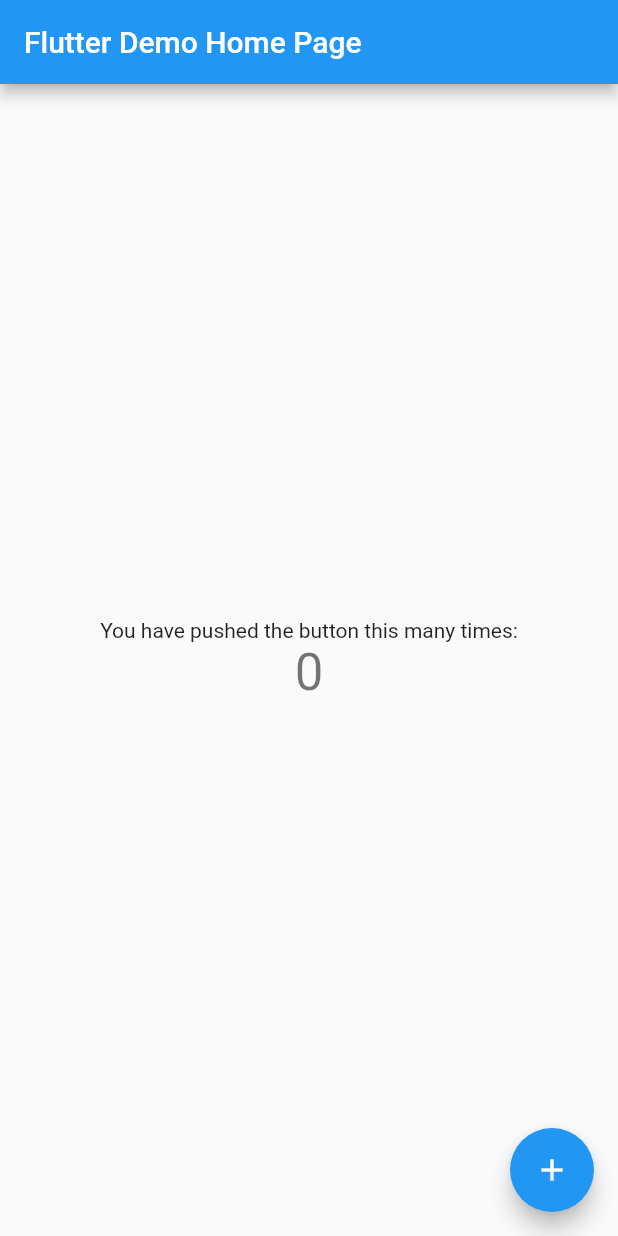
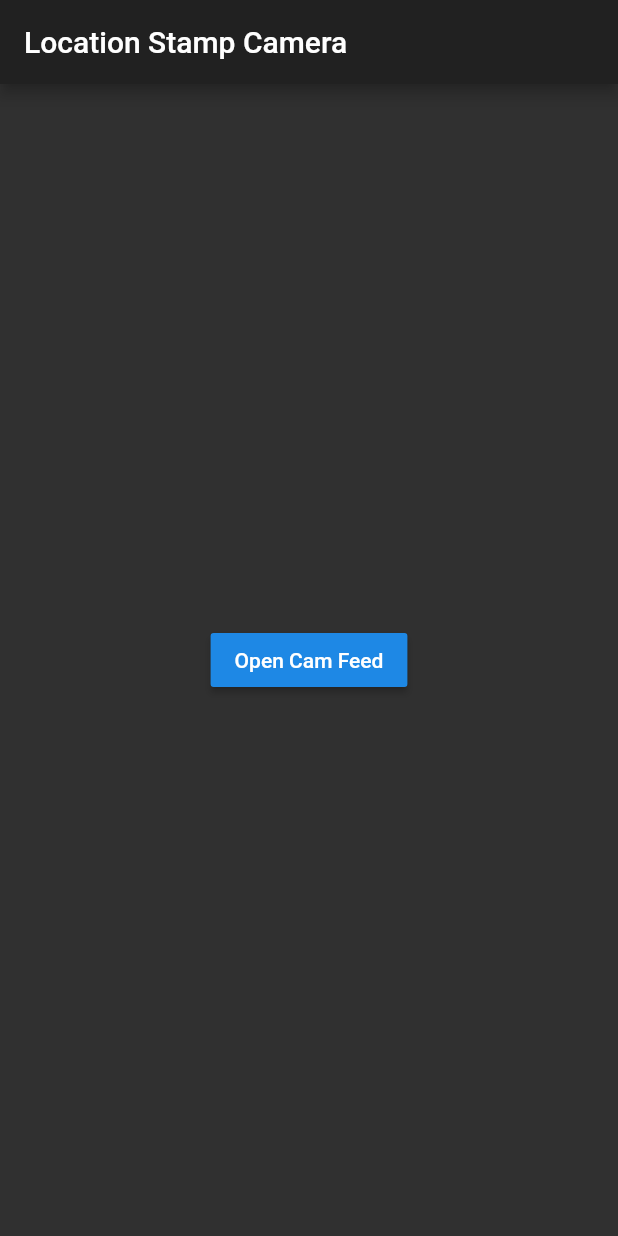
Before and after one commit to chitranshjeengar/location_stamp_camera_app, a Flutter app: the screen it shows after launch, on a phone screen of 412 x 824 dp. Run offline on Flutter 3.47's test engine with Material 2 defaults, Android fonts, the phone set to English and light mode, and no system bars; our stand-ins replace camera, image_picker; missing offline and left inert: device_apps.

Commit message:
Integrated Stock Camera feed & image capturing

```diff
--- a/lib/main.dart
+++ b/lib/main.dart
@@ -1,117 +1,18 @@
 import 'package:flutter/material.dart';
+import 'package:locationstampapp/main_screen.dart';
+import 'package:camera/camera.dart';
 
-void main() {
-  runApp(MyApp());
+// List<CameraDescription> cameras;
+Future<void> main() async {
+  WidgetsFlutterBinding.ensureInitialized();
+  // cameras = await availableCameras();
+  // final primaryCam = cameras.first;
+  // final secondaryCam = cameras[1];
+  // print('Camera Details - ' + cameras.toString());
+  runApp(
+    MaterialApp(
+      theme: ThemeData.dark(),
+      home: MainScreen(),
+    ),
+  );
 }
-
-class MyApp extends StatelessWidget {
-  // This widget is the root of your application.
-  @override
-  Widget build(BuildContext context) {
-    return MaterialApp(
-      title: 'Flutter Demo',
-      theme: ThemeData(
-        // This is the theme of your application.
-        //
-        // Try running your application with "flutter run". You'll see the
-        // application has a blue toolbar. Then, without quitting the app, try
-        // changing the primarySwatch below to Colors.green and then invoke
-        // "hot reload" (press "r" in the console where you ran "flutter run",
-        // or simply save your changes to "hot reload" in a Flutter IDE).
-        // Notice that the counter didn't reset back to zero; the application
-        // is not restarted.
-        primarySwatch: Colors.blue,
-        // This makes the visual density adapt to the platform that you run
-        // the app on. For desktop platforms, the controls will be smaller and
-        // closer together (more dense) than on mobile platforms.
-        visualDensity: VisualDensity.adaptivePlatformDensity,
-      ),
-      home: MyHomePage(title: 'Flutter Demo Home Page'),
-    );
-  }
-}
-
-class MyHomePage extends StatefulWidget {
-  MyHomePage({Key key, this.title}) : super(key: key);
-
-  // This widget is the home page of your application. It is stateful, meaning
-  // that it has a State object (defined below) that contains fields that affect
-  // how it looks.
-
-  // This class is the configuration for the state. It holds the values (in this
-  // case the title) provided by the parent (in this case the App widget) and
-  // used by the build method of the State. Fields in a Widget subclass are
-  // always marked "final".
-
-  final String title;
-
-  @override
-  _MyHomePageState createState() => _MyHomePageState();
-}
-
-class _MyHomePageState extends State<MyHomePage> {
-  int _counter = 0;
-
-  void _incrementCounter() {
-    setState(() {
-      // This call to setState tells the Flutter framework that something has
-      // changed in this State, which causes it to rerun the build method below
-      // so that the display can reflect the updated values. If we changed
-      // _counter without calling setState(), then the build method would not be
-      // called again, and so nothing would appear to happen.
-      _counter++;
-    });
-  }
-
-  @override
-  Widget build(BuildContext context) {
-    // This method is rerun every time setState is called, for instance as done
-    // by the _incrementCounter method above.
-    //
-    // The Flutter framework has been optimized to make rerunning build methods
-    // fast, so that you can just rebuild anything that needs updating rather
-    // than having to individually change instances of widgets.
-    return Scaffold(
-      appBar: AppBar(
-        // Here we take the value from the MyHomePage object that was created by
-        // the App.build method, and use it to set our appbar title.
-        title: Text(widget.title),
-      ),
-      body: Center(
-        // Center is a layout widget. It takes a single child and positions it
-        // in the middle of the parent.
-        child: Column(
-          // Column is also a layout widget. It takes a list of children and
-          // arranges them vertically. By default, it sizes itself to fit its
-          // children horizontally, and tries to be as tall as its parent.
-          //
-          // Invoke "debug painting" (press "p" in the console, choose the
-          // "Toggle Debug Paint" action from the Flutter Inspector in Android
-          // Studio, or the "Toggle Debug Paint" command in Visual Studio Code)
-          // to see the wireframe for each widget.
-          //
-          // Column has various properties to control how it sizes itself and
-          // how it positions its children. Here we use mainAxisAlignment to
-          // center the children vertically; the main axis here is the vertical
-          // axis because Columns are vertical (the cross axis would be
-          // horizontal).
-          mainAxisAlignment: MainAxisAlignment.center,
-          children: <Widget>[
-            Text(
-              'You have pushed the button this many times:',
-            ),
-            Text(
-              '$_counter',
-              style: Theme.of(context).textTheme.headline4,
-            ),
-          ],
-        ),
-      ),
-      floatingActionButton: FloatingActionButton(
-        onPressed: _incrementCounter,
-        tooltip: 'Increment',
-        child: Icon(Icons.add),
-      ), // This trailing comma makes auto-formatting nicer for build methods.
-    );
-  }
-}
--- /dev/null
+++ b/lib/main_screen.dart
@@ -0,0 +1,43 @@
+import 'dart:io';
+import 'package:camera/camera.dart';
+import 'package:device_apps/device_apps.dart';
+import 'package:flutter/material.dart';
+import 'package:image_picker/image_picker.dart';
+import 'package:locationstampapp/show_image.dart';
+import 'package:locationstampapp/take_photo.dart';
+
+class MainScreen extends StatefulWidget {
+  // final CameraDescription camera;
+  // const MainScreen(@required this.camera);
+  _MainScreenState createState() => _MainScreenState();
+}
+
+class _MainScreenState extends State<MainScreen> {
+  File imgFile;
+
+  Future<void> openCamera() async {
+    var pic = await ImagePicker().getImage(source: ImageSource.camera);
+    this.setState(() {
+      imgFile = (pic != null ? File(pic.path) : null);
+    });
+  }
+
+  Widget build(BuildContext context) {
+    return Scaffold(
+      appBar: AppBar(
+        title: Text('Location Stamp Camera'),
+      ),
+      body: Center(
+        child: RaisedButton(
+            onPressed: () async {
+              await openCamera();
+              if (imgFile != null)
+                Navigator.of(context).push(
+                  MaterialPageRoute(builder: (_) => ShowImage(imgFile)),
+                );
+            },
+            child: Text('Open Cam Feed')),
+      ),
+    );
+  }
+}
--- a/pubspec.yaml
+++ b/pubspec.yaml
@@ -23,6 +23,11 @@ environment:
 dependencies:
   flutter:
     sdk: flutter
+  camera: ^0.5.8+5
+  path_provider: ^1.6.11
+  path: ^1.7.0
+  device_apps: ^1.2.0
+  image_picker:
 
 
   # The following adds the Cupertino Icons font to your application.
```
Also changed, not shown: lib/show_image.dart (added, +25 -0 lines), lib/take_photo.dart (added, +49 -0 lines), pubspec.lock, 1 other file.
